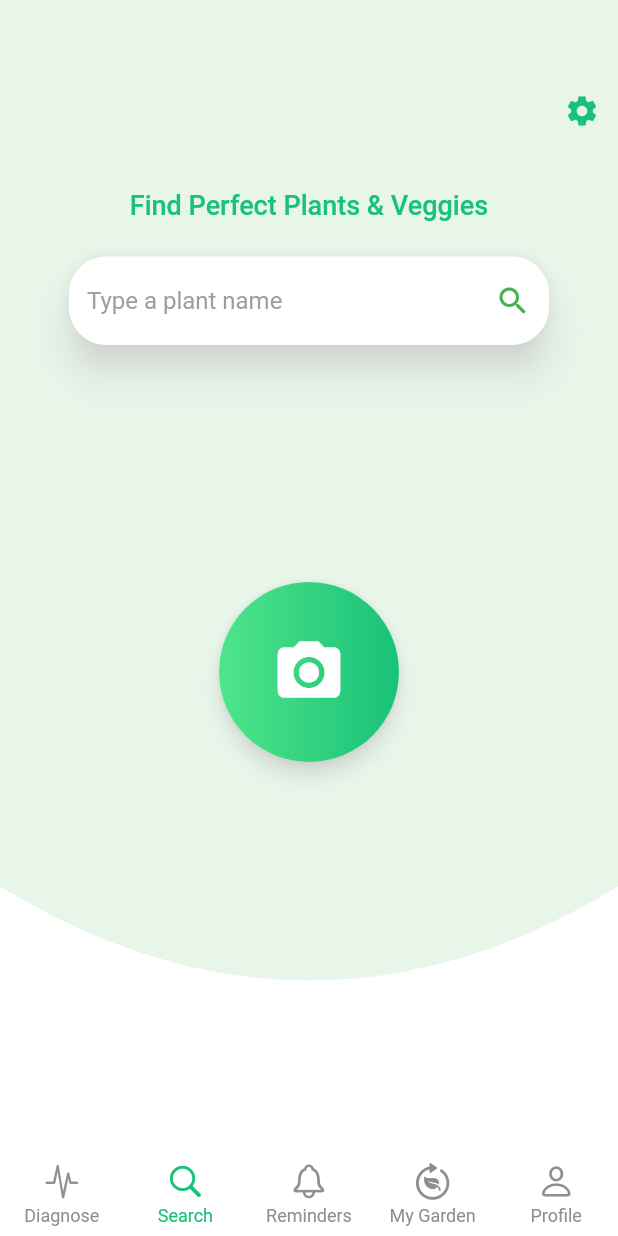
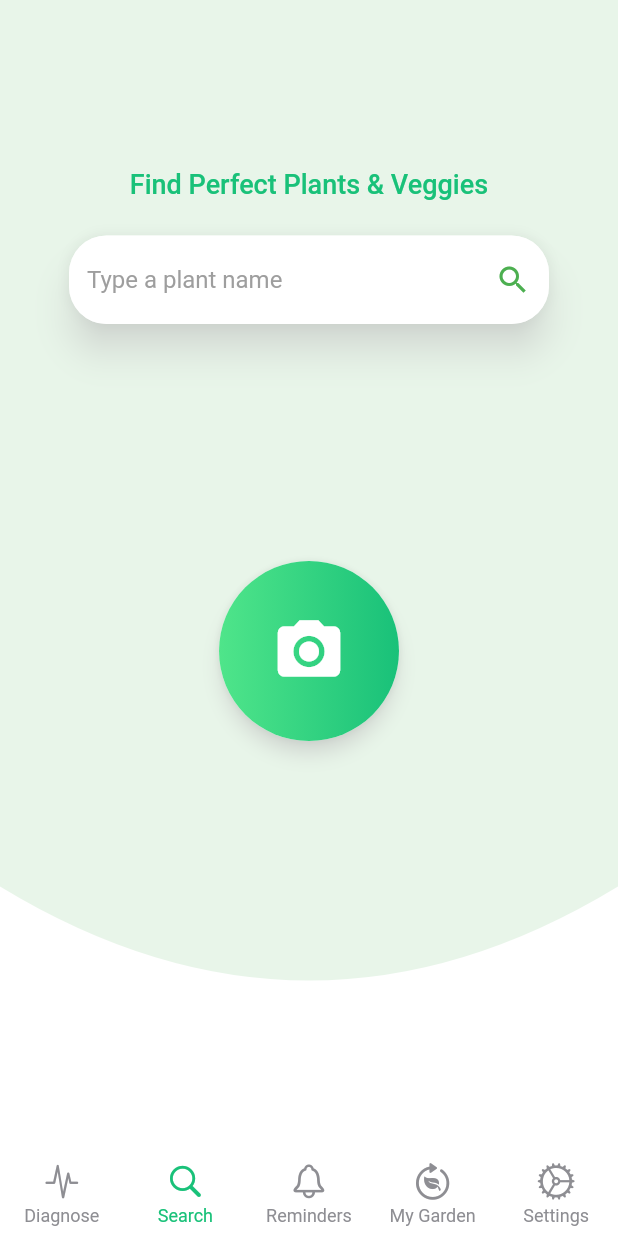
Before and after one commit to mertKatircioglu/bitky, a Flutter app: the HomeScreen screen opened directly, item 2 of the bottom bar chosen, on a phone screen of 412 x 824 dp. Run offline on Flutter 3.47's test engine with Material 2 defaults, Android fonts, the phone set to English and light mode, and no system bars; drawn by our look-alikes of persistent_bottom_nav_bar; our stand-ins replace cloud_firestore, firebase_auth, firebase_core, flutter_signin_button, get_it, google_fonts and 2 more; accounts and stored records are empty.

```diff
--- a/lib/globals/globals.dart
+++ b/lib/globals/globals.dart
@@ -3,7 +3,7 @@ import 'dart:ui';
 import 'package:firebase_auth/firebase_auth.dart';
 
 final FirebaseAuth authUser = FirebaseAuth.instance;
-
+bool? hideNavBar=false;
 const Color kBackGroundColor = Color(0xFFF5F5F5);
 const Color kPrymaryColor = Color(0xfff19c179);
 const Color kButtonColorPrimary = Color(0x004fe58a);
--- a/lib/nav_bar_items/diagnose_item.dart
+++ b/lib/nav_bar_items/diagnose_item.dart
@@ -182,7 +182,7 @@ class _DiagnosePageState extends State<DiagnosePage> {
                   'Diagnose',
                   style: TextStyle(fontSize: 16, fontWeight: FontWeight.w600),
                 ),
-                CustomSettingsButton(),
+
               ],
             ),
             const SizedBox(
--- a/lib/nav_bar_items/search_item.dart
+++ b/lib/nav_bar_items/search_item.dart
@@ -152,20 +152,9 @@ class _SearchState extends State<Search> {
           child: Column(
             children: [
               const SizedBox(
-                height: 50,
+                height: 100,
               ),
-              Row(
-                mainAxisAlignment: MainAxisAlignment.spaceBetween,
-                children: const [
-                  Text(
-                    '',
-                  ),
-                  CustomSettingsButton(),
-                ],
-              ),
-              const SizedBox(
-                height: 40,
-              ),
+
               const Text(
                 "Find Perfect Plants & Veggies",
                 style: TextStyle(
--- a/lib/screens/auth_screen.dart
+++ b/lib/screens/auth_screen.dart
@@ -26,7 +26,6 @@ class AuthScreen extends StatefulWidget {
 class _AuthScreenState extends State<AuthScreen> {
   Color okeyColor = Colors.grey;
   TextEditingController passwordController = TextEditingController();
-  final GlobalKey<FormState> _formKey = GlobalKey<FormState>();
   TextEditingController emailController = TextEditingController();
   final GoogleSignIn _googleSignIn = GoogleSignIn();
 
@@ -259,7 +258,7 @@ class _AuthScreenState extends State<AuthScreen> {
             const SizedBox(height: 50,),
             Row(
               mainAxisAlignment: MainAxisAlignment.center,
-              children: [
+              children: const [
                 Text("Forgot password? ", style:TextStyle(color: Colors.black45)),
                 Text("Click here", style:TextStyle(color: Colors.blueAccent),)
               ],
--- a/lib/screens/home_screen.dart
+++ b/lib/screens/home_screen.dart
@@ -1,15 +1,12 @@
-
 import 'package:bitky/globals/globals.dart';
 import 'package:bitky/nav_bar_items/my_garden_item.dart';
-import 'package:bitky/nav_bar_items/profile_item.dart';
 import 'package:bitky/nav_bar_items/reminders_item.dart';
 import 'package:bitky/nav_bar_items/search_item.dart';
+import 'package:bitky/nav_bar_items/settings_item.dart';
 import 'package:flutter/cupertino.dart';
 import 'package:flutter/material.dart';
-import 'package:flutter/services.dart';
 import 'package:persistent_bottom_nav_bar/persistent_tab_view.dart';
 import '../nav_bar_items/diagnose_item.dart';
-
 
 class HomeScreen extends StatefulWidget {
   const HomeScreen({Key? key}) : super(key: key);
@@ -19,34 +16,24 @@ class HomeScreen extends StatefulWidget {
 }
 
 class _HomeScreenState extends State<HomeScreen> {
-
-
   PersistentTabController? _controller;
-  bool? _hideNavBar;
-
 
   @override
   void initState() {
     super.initState();
     _controller = PersistentTabController(initialIndex: 0);
-    _hideNavBar = false;
-    SystemChrome.setSystemUIOverlayStyle(const SystemUiOverlayStyle(
-        statusBarColor: Colors.transparent,
-        systemNavigationBarColor: Colors.transparent,
-        systemNavigationBarIconBrightness: Brightness.dark,
-      statusBarIconBrightness: Brightness.dark
-    ));
   }
 
   List<Widget> _buildScreens() {
     return [
       const DiagnosePage(),
-        const Search(),
+      const Search(),
       const Reminder(),
       const MyGarden(),
-       const ProfileItem()
+      const SettingsItem()
     ];
   }
+
   List<PersistentBottomNavBarItem> _navBarsItems() {
     return [
       PersistentBottomNavBarItem(
@@ -57,7 +44,7 @@ class _HomeScreenState extends State<HomeScreen> {
       ),
       PersistentBottomNavBarItem(
         icon: const Icon(CupertinoIcons.search),
-          title: ("Search"),
+        title: ("Search"),
         activeColorPrimary: kPrymaryColor,
         inactiveColorPrimary: CupertinoColors.systemGrey,
       ),
@@ -74,21 +61,21 @@ class _HomeScreenState extends State<HomeScreen> {
         inactiveColorPrimary: CupertinoColors.systemGrey,
       ),
       PersistentBottomNavBarItem(
-        icon: const Icon(CupertinoIcons.person),
-        title: ("Profile"),
+        icon: const Icon(CupertinoIcons.settings),
+        title: ("Settings"),
         activeColorPrimary: kPrymaryColor,
         inactiveColorPrimary: CupertinoColors.systemGrey,
       ),
-
     ];
   }
 
   @override
   Widget build(BuildContext context) {
     return Scaffold(
-      body:PersistentTabView(
+      body: PersistentTabView(
         context,
         controller: _controller,
+        hideNavigationBar: hideNavBar,
         screens: _buildScreens(),
         items: _navBarsItems(),
         confineInSafeArea: true,
@@ -100,17 +87,13 @@ class _HomeScreenState extends State<HomeScreen> {
           colorBehindNavBar: Colors.white,
 
         ),
-        screenTransitionAnimation: ScreenTransitionAnimation( // Screen transition animation on change of selected tab.
+        screenTransitionAnimation: ScreenTransitionAnimation(
+          // Screen transition animation on change of selected tab.
           animateTabTransition: true,
           curve: Curves.bounceIn,
           duration: Duration(milliseconds: 200),
         ),
-
       ),
-
-
     );
   }
-
-
 }
--- a/lib/screens/splash_screen.dart
+++ b/lib/screens/splash_screen.dart
@@ -83,7 +83,6 @@ class _SplashScreenState extends State<SplashScreen> {
             mainAxisAlignment: MainAxisAlignment.center,
             children: const [
               CupertinoActivityIndicator(),
-
             ],
           ),
         ),
```
Also changed, not shown: lib/nav_bar_items/profile_item.dart (deleted, +0 -32 lines), lib/nav_bar_items/settings_item.dart (added, +39 -0 lines), lib/widgets/settings_button_widget.dart (+23 -2 lines).
